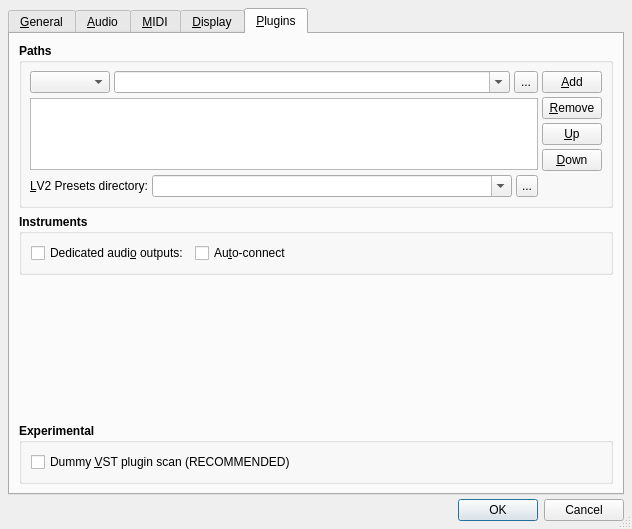
Old version of the form src/qtractorOptionsForm.ui in the repository rncbc/qtractor.
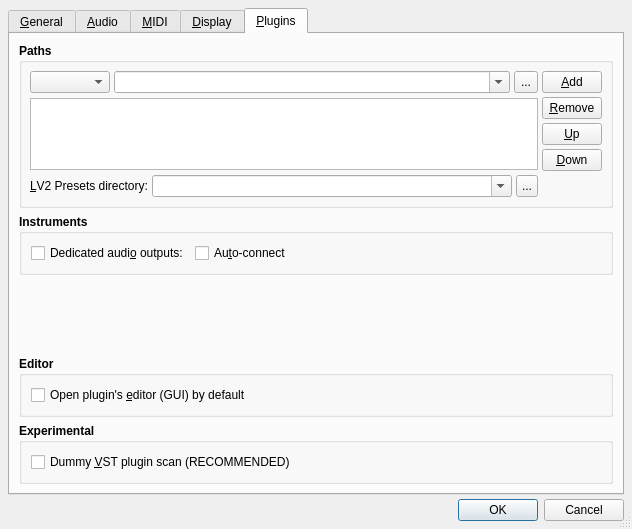
New version of the form. The open tabs and pages were chosen to show the change. Icons and pictures are not drawn.

Commit message: - New user option/preferece to whether to open a plugins editor (GUI)   by default, when available (cf. View/Options.../Plugins/Editor).

What changed in the file:
```diff
--- a/src/qtractorOptionsForm.ui
+++ b/src/qtractorOptionsForm.ui
@@ -3142,6 +3142,49 @@
          </property>
         </spacer>
        </item>
+	   <item>
+		<widget class="QGroupBox" name="PluginEditorGroupBox">
+		 <property name="font">
+		  <font>
+		   <weight>75</weight>
+		   <bold>true</bold>
+		  </font>
+		 </property>
+		 <property name="title">
+		  <string>Editor</string>
+		 </property>
+		 <property name="flat">
+		  <bool>true</bool>
+		 </property>
+		 <layout class="QGridLayout">
+		  <property name="margin">
+		   <number>9</number>
+		  </property>
+		  <property name="spacing">
+		   <number>6</number>
+		  </property>
+		  <item row="0" column="0" colspan="3">
+		   <widget class="QCheckBox" name="OpenEditorCheckBox">
+			<property name="font">
+			 <font>
+			  <weight>50</weight>
+			  <bold>false</bold>
+			 </font>
+			</property>
+			<property name="toolTip">
+			 <string>Whether to open plugin's editor (GUI) by default</string>
+			</property>
+			<property name="text">
+			 <string>Open plugin's &amp;editor (GUI) by default</string>
+			</property>
+			<property name="shortcut">
+			 <string>Alt+G</string>
+			</property>
+		   </widget>
+		  </item>
+		 </layout>
+		</widget>
+	   </item>
        <item>
         <widget class="QGroupBox" name="PluginExperimentalGroupBox">
          <property name="font">
```
Left out of the diff: 1 changed line with no effect on the pictures. Lines whose indentation alone changed are shown as unchanged. The commit also changes 6 other files.
